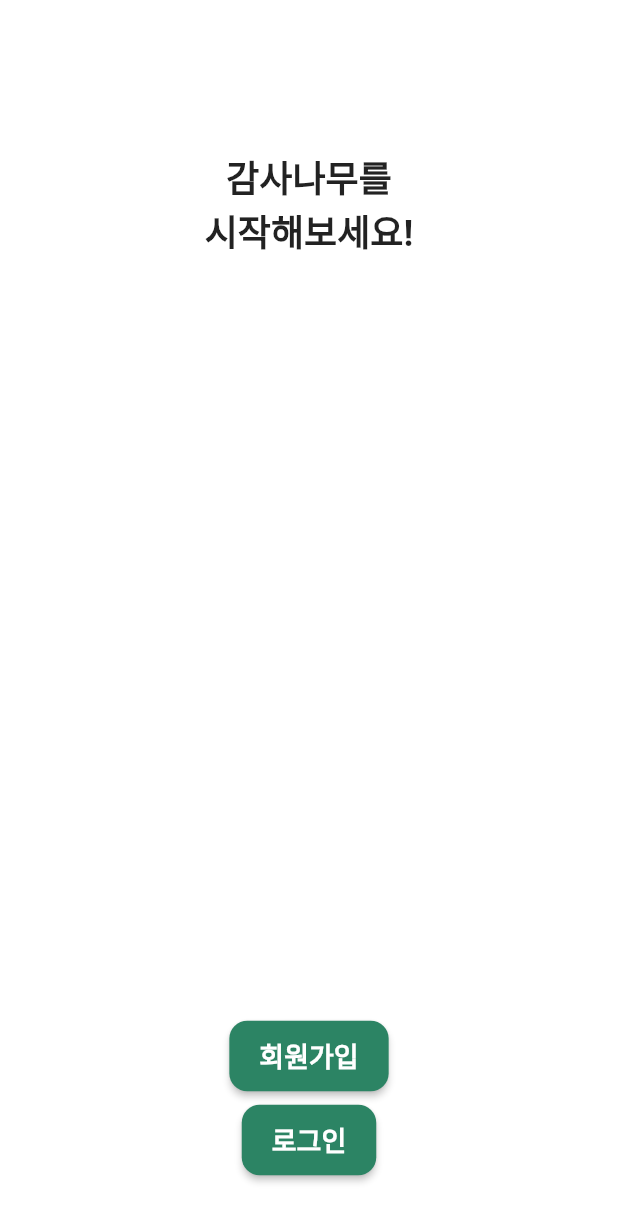
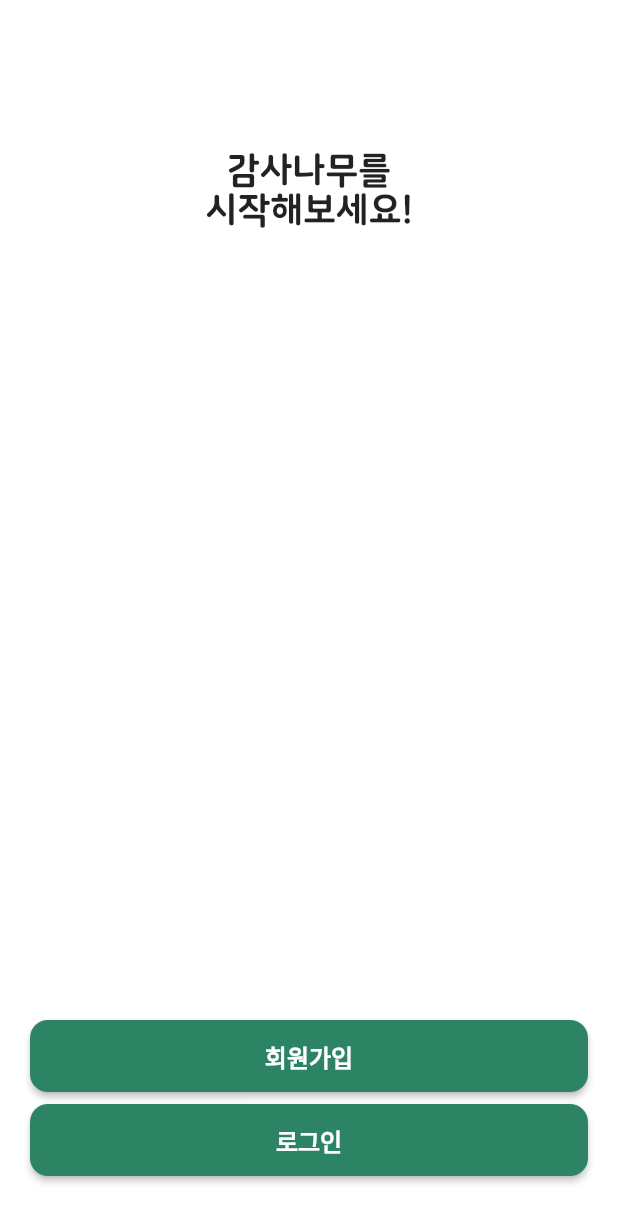
Before and after one commit to okskmk2/fill-my-heart, a Flutter app: the screen it shows after launch, on a phone screen of 412 x 824 dp. Shown: the top 1223 px of the screen. Run offline on Flutter 3.47's test engine with Material 2 defaults, Android fonts, the phone set to English and light mode, and no system bars; our stand-ins replace firebase_auth, firebase_core, firebase_storage, flutter_svg; accounts and stored records are empty; Roboto replaces fonts that are missing (SpoqaHanSansNeo).

Commit message:
나눔스퀘어라운드 폰트 적용

```diff
--- a/lib/common/styles.dart
+++ b/lib/common/styles.dart
@@ -3,12 +3,16 @@ import 'package:flutter/material.dart';
 class CustomStyles {
   static Color primaryColor = Color(0xff2C8464);
   static ButtonStyle smallButtonStyle = ButtonStyle(
-    minimumSize: MaterialStateProperty.all(Size(double.infinity, 42)),
+    padding: MaterialStateProperty.all(
+      EdgeInsets.symmetric(vertical: 10, horizontal: 16),
+    ),
+    shape: MaterialStateProperty.all(
+        RoundedRectangleBorder(borderRadius: BorderRadius.circular(8))),
   );
   static ThemeData customTheme = ThemeData(
     scaffoldBackgroundColor: Colors.white,
     primaryColor: CustomStyles.primaryColor,
-    fontFamily: 'SpoqaHanSansNeo',
+    fontFamily: 'NanumSquareRound',
     cardTheme: CardTheme(
         elevation: 0,
         shape: RoundedRectangleBorder(
@@ -17,17 +21,17 @@ class CustomStyles {
         )),
     textTheme: TextTheme(
       headline1: TextStyle(
-        color: Color(0xff303030),
-        fontSize: 27,
-        fontWeight: FontWeight.bold,
+        color: Color(0xff000000),
+        fontSize: 25,
+        fontWeight: FontWeight.w900,
       ),
       headline2: TextStyle(
-        color: Color(0xff303030),
+        color: Color(0xff000000),
         fontSize: 24,
         fontWeight: FontWeight.bold,
       ),
       headline3: TextStyle(
-        color: Color(0xff303030),
+        color: Color(0xff000000),
         fontSize: 20,
         fontWeight: FontWeight.bold,
       ),
@@ -50,7 +54,7 @@ class CustomStyles {
     elevatedButtonTheme: ElevatedButtonThemeData(
       style: ButtonStyle(
         padding: MaterialStateProperty.all(
-          EdgeInsets.symmetric(vertical: 10, horizontal: 20),
+          EdgeInsets.symmetric(vertical: 12, horizontal: 17),
         ),
         textStyle: MaterialStateProperty.all(
             TextStyle(fontWeight: FontWeight.bold, fontSize: 16)),
--- a/lib/pages/home_page.dart
+++ b/lib/pages/home_page.dart
@@ -1,4 +1,5 @@
 import 'package:flutter/material.dart';
+import 'package:thank_tree/common/styles.dart';
 
 class HomePage extends StatelessWidget {
   // constructor
@@ -32,6 +33,7 @@ class HomePage extends StatelessWidget {
               margin: EdgeInsets.only(left: 260),
               child: ElevatedButton(
                 onPressed: () {},
+                style: CustomStyles.smallButtonStyle,
                 child: Text('확인하기'),
               ),
             ),
--- a/lib/pages/my_page.dart
+++ b/lib/pages/my_page.dart
@@ -1,6 +1,7 @@
 import 'package:flutter/material.dart';
 import 'package:flutter_svg/flutter_svg.dart';
 import 'package:flutter/cupertino.dart';
+import 'package:thank_tree/common/styles.dart';
 
 class MyPage extends StatelessWidget {
   // constructor
@@ -115,6 +116,7 @@ class MyPage extends StatelessWidget {
                 ),
                 ElevatedButton(
                   onPressed: () {},
+                  style: CustomStyles.smallButtonStyle,
                   child: Text(
                     '감사카드 보내기',
                   ),
--- a/lib/pages/start_page.dart
+++ b/lib/pages/start_page.dart
@@ -7,7 +7,6 @@ class StartPage extends StatelessWidget {
 
   @override
   Widget build(BuildContext context) {
-    TextStyle textStyle = TextStyle(fontSize: 18, fontWeight: FontWeight.bold);
     return Scaffold(
       body: SafeArea(
         child: Padding(
@@ -20,12 +19,13 @@ class StartPage extends StatelessWidget {
               Text(
                 '감사나무를\n시작해보세요!',
                 textAlign: TextAlign.center,
-                style: TextStyle(fontSize: 24, fontWeight: FontWeight.bold),
+                style: TextStyle(fontSize: 24, fontWeight: FontWeight.w900),
               ),
               Column(
+                crossAxisAlignment: CrossAxisAlignment.stretch,
                 children: [
                   ElevatedButton(
-                      child: Text('회원가입', style: textStyle),
+                      child: Text('회원가입'),
                       onPressed: () {
                         Navigator.push(
                           context,
@@ -36,7 +36,7 @@ class StartPage extends StatelessWidget {
                     height: 8,
                   ),
                   ElevatedButton(
-                      child: Text('로그인', style: textStyle),
+                      child: Text('로그인'),
                       onPressed: () {
                         Navigator.push(
                           context,
```
Also changed, not shown: pubspec.yaml (+6 -7 lines), fonts/NanumSquareRoundOTFB.otf (added), fonts/NanumSquareRoundOTFEB.otf (added), fonts/NanumSquareRoundOTFL.otf (added), fonts/NanumSquareRoundOTFR.otf (added).
